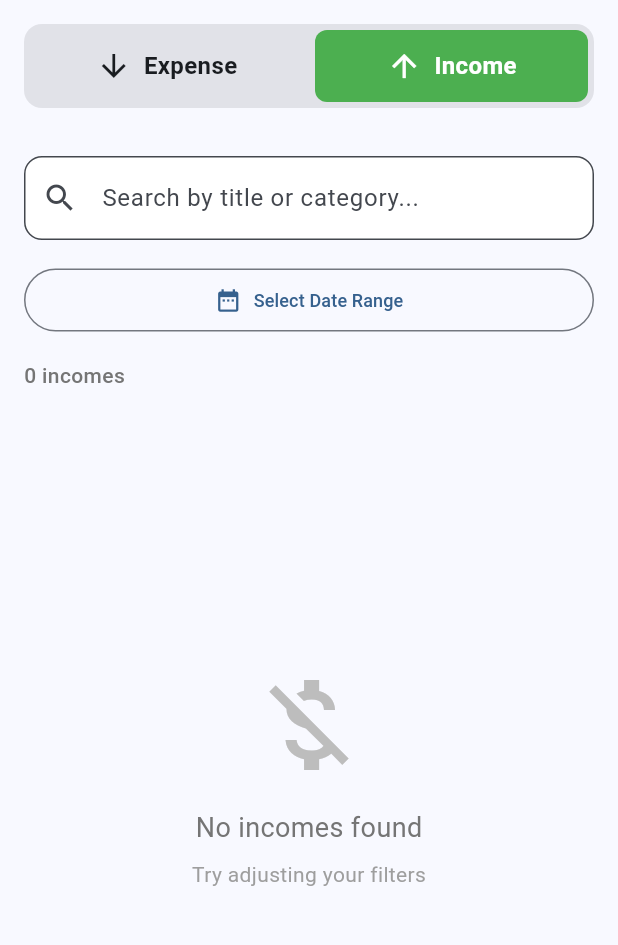
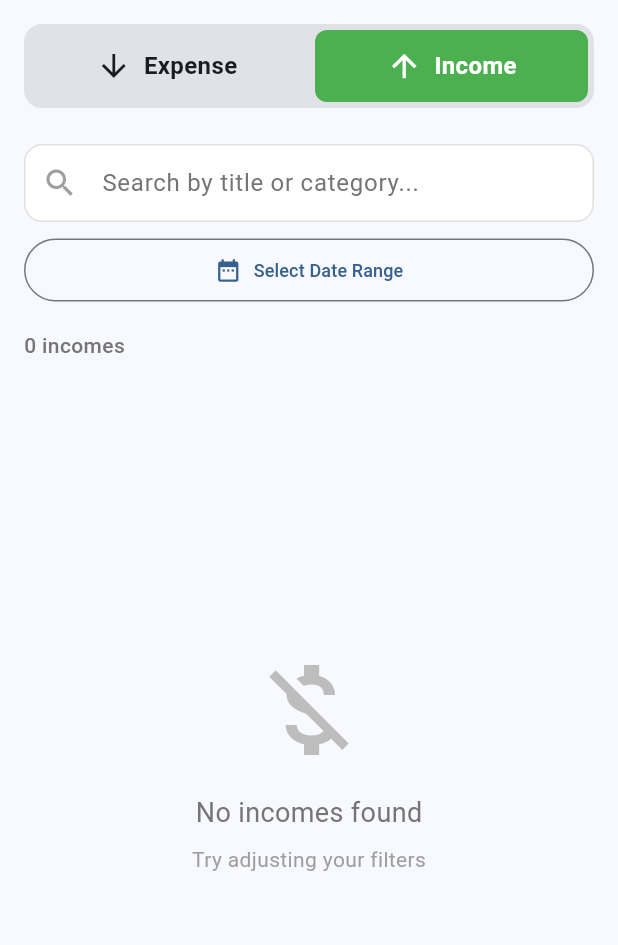
Before and after one commit to mardy-cse/MoneyMate, a Flutter app: the CombinedHistoryScreen screen opened by its route, after a tap on "Income", on a phone screen of 412 x 824 dp, the part 84-1029 px from its top. Run offline on Flutter 3.47's test engine with Material 3 defaults, Android fonts, the phone set to English and light mode, and no system bars; our stand-ins replace audioplayers, cloud_firestore, connectivity_plus, csv, firebase_auth, firebase_core and 9 more; missing offline and left inert: flutter_screen_lock, flutter_sound, pattern_lock; accounts and stored records are empty.

```diff
--- a/lib/screens/expense_history_screen.dart
+++ b/lib/screens/expense_history_screen.dart
@@ -4,6 +4,7 @@ import 'package:get/get.dart';
 import '../models/expense.dart';
 import '../controllers/expense_controller.dart';
 import '../services/currency_service.dart';
+import '../widgets/custom_search_bar.dart';
 import 'expense_detail_screen.dart';
 
 class ExpenseHistoryScreen extends StatefulWidget {
@@ -193,28 +194,10 @@ class _ExpenseHistoryScreenState extends State<ExpenseHistoryScreen> {
     return Column(
       children: [
         // Search Bar
-        Padding(
-          padding: const EdgeInsets.all(16.0),
-          child: TextField(
-            controller: _searchController,
-            decoration: InputDecoration(
-              hintText: 'Search by title or category...',
-              prefixIcon: const Icon(Icons.search),
-              suffixIcon: _searchController.text.isNotEmpty
-                  ? IconButton(
-                      icon: const Icon(Icons.clear),
-                      onPressed: () {
-                        _searchController.clear();
-                        _filterExpenses();
-                      },
-                    )
-                  : null,
-              border: OutlineInputBorder(
-                borderRadius: BorderRadius.circular(12),
-              ),
-            ),
-            onChanged: (value) => _filterExpenses(),
-          ),
+        CustomSearchBar(
+          controller: _searchController,
+          hintText: 'Search by title or category...',
+          onChanged: (value) => _filterExpenses(),
         ),
 
         // Date Range Filter
--- a/lib/screens/income_history_screen.dart
+++ b/lib/screens/income_history_screen.dart
@@ -4,6 +4,7 @@ import 'package:get/get.dart';
 import '../models/expense.dart';
 import '../controllers/expense_controller.dart';
 import '../services/currency_service.dart';
+import '../widgets/custom_search_bar.dart';
 import 'expense_detail_screen.dart';
 
 class IncomeHistoryScreen extends StatefulWidget {
@@ -154,28 +155,10 @@ class _IncomeHistoryScreenState extends State<IncomeHistoryScreen> {
       return Column(
         children: [
           // Search Bar
-          Padding(
-            padding: const EdgeInsets.all(16.0),
-            child: TextField(
-              controller: _searchController,
-              decoration: InputDecoration(
-                hintText: 'Search by title or category...',
-                prefixIcon: const Icon(Icons.search),
-                suffixIcon: _searchController.text.isNotEmpty
-                    ? IconButton(
-                        icon: const Icon(Icons.clear),
-                        onPressed: () {
-                          _searchController.clear();
-                          _filterIncomes();
-                        },
-                      )
-                    : null,
-                border: OutlineInputBorder(
-                  borderRadius: BorderRadius.circular(12),
-                ),
-              ),
-              onChanged: (value) => _filterIncomes(),
-            ),
+          CustomSearchBar(
+            controller: _searchController,
+            hintText: 'Search by title or category...',
+            onChanged: (value) => _filterIncomes(),
           ),
 
           // Date Range Filter
--- /dev/null
+++ b/lib/widgets/custom_search_bar.dart
@@ -0,0 +1,81 @@
+import 'package:flutter/material.dart';
+
+class CustomSearchBar extends StatelessWidget {
+  final TextEditingController controller;
+  final String hintText;
+  final Function(String) onChanged;
+  final VoidCallback? onClear;
+
+  const CustomSearchBar({
+    super.key,
+    required this.controller,
+    required this.hintText,
+    required this.onChanged,
+    this.onClear,
+  });
+
+  @override
+  Widget build(BuildContext context) {
+    final isDarkMode = Theme.of(context).brightness == Brightness.dark;
+
+    return Padding(
+      padding: const EdgeInsets.symmetric(horizontal: 16, vertical: 8),
+      child: TextField(
+        controller: controller,
+        onChanged: onChanged,
+        style: TextStyle(
+          color: isDarkMode ? Colors.white : Colors.black,
+        ),
+        decoration: InputDecoration(
+          hintText: hintText,
+          hintStyle: TextStyle(
+            color: isDarkMode ? Colors.grey.shade400 : Colors.grey.shade600,
+          ),
+          prefixIcon: Icon(
+            Icons.search,
+            color: isDarkMode ? Colors.grey.shade400 : Colors.grey,
+          ),
+          suffixIcon: controller.text.isNotEmpty
+              ? IconButton(
+                  icon: Icon(
+                    Icons.clear,
+                    color: isDarkMode ? Colors.grey.shade400 : Colors.grey,
+                  ),
+                  onPressed: () {
+                    controller.clear();
+                    onChanged('');
+                    if (onClear != null) {
+                      onClear!();
+                    }
+                  },
+                )
+              : null,
+          filled: true,
+          fillColor: isDarkMode ? Colors.grey.shade800 : Colors.white,
+          border: OutlineInputBorder(
+            borderRadius: BorderRadius.circular(12),
+            borderSide: BorderSide(
+              color: isDarkMode ? Colors.grey.shade700 : Colors.grey,
+              width: 1,
+            ),
+          ),
+          enabledBorder: OutlineInputBorder(
+            borderRadius: BorderRadius.circular(12),
+            borderSide: BorderSide(
+              color: isDarkMode ? Colors.grey.shade700 : Colors.grey.shade300,
+              width: 1,
+            ),
+          ),
+          focusedBorder: OutlineInputBorder(
+            borderRadius: BorderRadius.circular(12),
+            borderSide: BorderSide(
+              color: isDarkMode ? Colors.blue.shade300 : Colors.blue.shade400,
+              width: 1.5,
+            ),
+          ),
+          contentPadding: const EdgeInsets.symmetric(horizontal: 16, vertical: 14),
+        ),
+      ),
+    );
+  }
+}
```
Also changed, not shown: lib/screens/debt_screen.dart (+71 -3 lines), lib/screens/home_screen.dart (+3 -26 lines).
